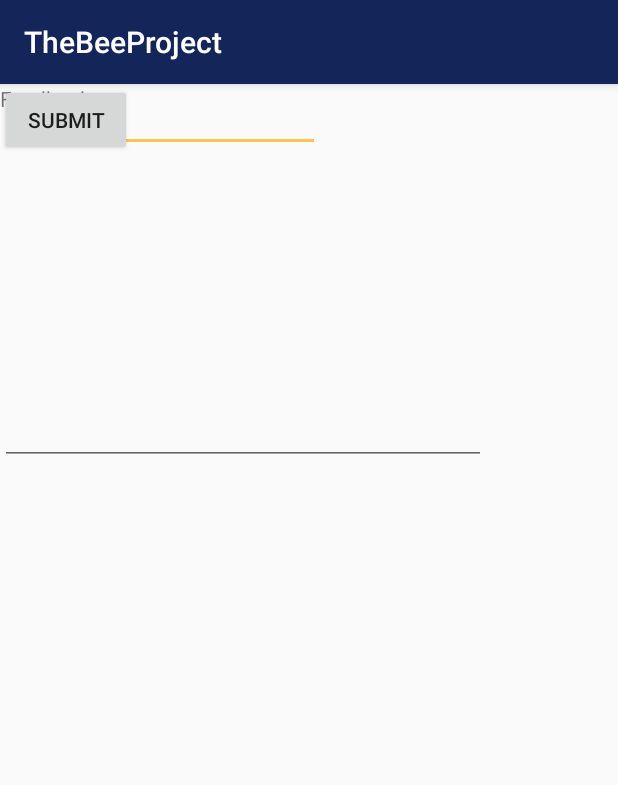
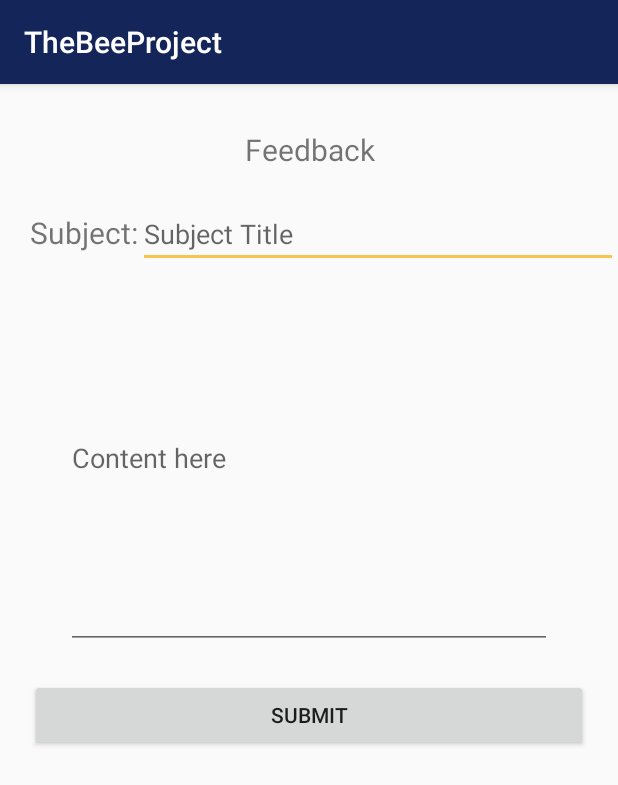
Before and after one commit to MasterButler/THEBEEPROJECT, an Android app: the FeedbackActivity screen opened directly, with no data from a screen before it, on a phone screen of 412 x 824 dp. Shown: the top 785 px of the screen. Run offline under Robolectric (Android 15) with nearby library versions, the phone set to English and light mode, and no system bars; our stand-ins replace ButterKnife.

Commit message:
Fixed ui and backend Feedback

```diff
--- a/app/src/main/java/ph/edu/mobapde/meditake/thebeeproject/FeedbackActivity.java
+++ b/app/src/main/java/ph/edu/mobapde/meditake/thebeeproject/FeedbackActivity.java
@@ -1,13 +1,40 @@
 package ph.edu.mobapde.meditake.thebeeproject;
 
+import android.content.Intent;
 import android.support.v7.app.AppCompatActivity;
 import android.os.Bundle;
+import android.support.v7.widget.Toolbar;
+import android.view.View;
+import android.widget.EditText;
+import android.widget.TextView;
+import android.widget.Toast;
+
+import butterknife.BindView;
+import butterknife.ButterKnife;
+import butterknife.OnClick;
 
 public class FeedbackActivity extends AppCompatActivity {
+    @BindView(R.id.subTitle)
+    EditText subTitle;
+
+    @BindView(R.id.content)
+    EditText content;
 
     @Override
     protected void onCreate(Bundle savedInstanceState) {
         super.onCreate(savedInstanceState);
         setContentView(R.layout.activity_feedback);
+        ButterKnife.bind(this);
+    }
+
+    @OnClick(R.id.submit)
+    public void submitFeed(View view) {
+        subTitle.setText("");
+        content.setText("");
+
+        Toast.makeText(this.getBaseContext(), "Successfully submitted feedback", Toast.LENGTH_SHORT);
+
+
+
     }
 }
--- a/app/src/main/java/ph/edu/mobapde/meditake/thebeeproject/util/DrawerUtil.java
+++ b/app/src/main/java/ph/edu/mobapde/meditake/thebeeproject/util/DrawerUtil.java
@@ -1,10 +1,13 @@
 package ph.edu.mobapde.meditake.thebeeproject.util;
 
 import android.app.Activity;
+import android.content.Intent;
 import android.support.design.widget.Snackbar;
 import android.view.MenuItem;
 import android.widget.Toast;
 
+import ph.edu.mobapde.meditake.thebeeproject.FeedbackActivity;
+import ph.edu.mobapde.meditake.thebeeproject.HomeActivity;
 import ph.edu.mobapde.meditake.thebeeproject.R;
 
 /**
@@ -16,6 +19,8 @@ public class DrawerUtil {
         // Handle navigation view item clicks here.
         int id = item.getItemId();
 
+        Intent i;
+
         switch (id){
             case R.id.nav_camera:
                 break;
@@ -26,6 +31,9 @@ public class DrawerUtil {
             case R.id.nav_train:
                 break;
             case R.id.nav_feedback:
+                i = new Intent();
+                i.setClass(activity.getBaseContext(), FeedbackActivity.class);
+                activity.startActivity(i);
                 break;
             case R.id.nav_logout:
                 break;
--- a/app/src/main/res/layout/activity_feedback.xml
+++ b/app/src/main/res/layout/activity_feedback.xml
@@ -1,43 +1,71 @@
 <?xml version="1.0" encoding="utf-8"?>
-<android.support.constraint.ConstraintLayout xmlns:android="http://schemas.android.com/apk/res/android"
+<LinearLayout xmlns:android="http://schemas.android.com/apk/res/android"
     xmlns:app="http://schemas.android.com/apk/res-auto"
     xmlns:tools="http://schemas.android.com/tools"
     android:layout_width="match_parent"
     android:layout_height="match_parent"
+    android:layout_marginTop="20dp"
+    android:orientation="vertical"
+    android:layout_gravity="center"
     tools:context="ph.edu.mobapde.meditake.thebeeproject.FeedbackActivity">
 
     <TextView
         android:id="@+id/textView2"
-        android:layout_width="65dp"
-        android:layout_height="21dp"
+        android:layout_width="match_parent"
+        android:layout_height="wrap_content"
+        android:layout_marginBottom="20dp"
+        android:gravity="center"
         android:text="Feedback"
-        tools:layout_editor_absoluteX="16dp"
+        android:textSize="20sp"
+        tools:layout_editor_absoluteX="8dp"
+
         tools:layout_editor_absoluteY="26dp" />
 
-    <EditText
-        android:id="@+id/editText"
-        android:layout_width="wrap_content"
+    <LinearLayout
+        android:layout_width="match_parent"
         android:layout_height="wrap_content"
-        android:ems="10"
-        android:inputType="textPersonName"
-        android:text="Subject:"
-        tools:layout_editor_absoluteX="16dp"
-        tools:layout_editor_absoluteY="80dp" />
+        android:orientation="horizontal"
+        android:paddingLeft="20dp">
+
+        <TextView
+            android:id="@+id/S"
+            android:layout_width="wrap_content"
+            android:layout_height="wrap_content"
+            android:text="Subject:"
+            android:textSize="20sp"
+            tools:layout_editor_absoluteX="16dp"
+            tools:layout_editor_absoluteY="86dp" />
+
+        <EditText
+            android:id="@+id/subTitle"
+            android:layout_width="match_parent"
+            android:layout_height="wrap_content"
+            android:ems="10"
+            android:hint="Subject Title"
+            android:inputType="textPersonName"
+            tools:layout_editor_absoluteX="89dp"
+            tools:layout_editor_absoluteY="77dp" />
+    </LinearLayout>
 
     <EditText
-        android:id="@+id/editText2"
+        android:id="@+id/content"
         android:layout_width="324dp"
         android:layout_height="254dp"
         android:ems="10"
+        android:hint="Content here"
         android:inputType="textMultiLine"
+        tools:layout_editor_absoluteX="18dp"
         tools:layout_editor_absoluteY="155dp"
-        tools:layout_editor_absoluteX="18dp" />
+        android:layout_gravity="center"/>
 
     <Button
-        android:id="@+id/button"
-        android:layout_width="wrap_content"
+        android:id="@+id/submit"
+        android:layout_width="match_parent"
         android:layout_height="wrap_content"
+        android:layout_margin="20dp"
         android:text="Submit"
-        tools:layout_editor_absoluteX="136dp"
+        tools:layout_editor_absoluteX="134dp"
         tools:layout_editor_absoluteY="433dp" />
-</android.support.constraint.ConstraintLayout>
+
+
+</LinearLayout>
```
